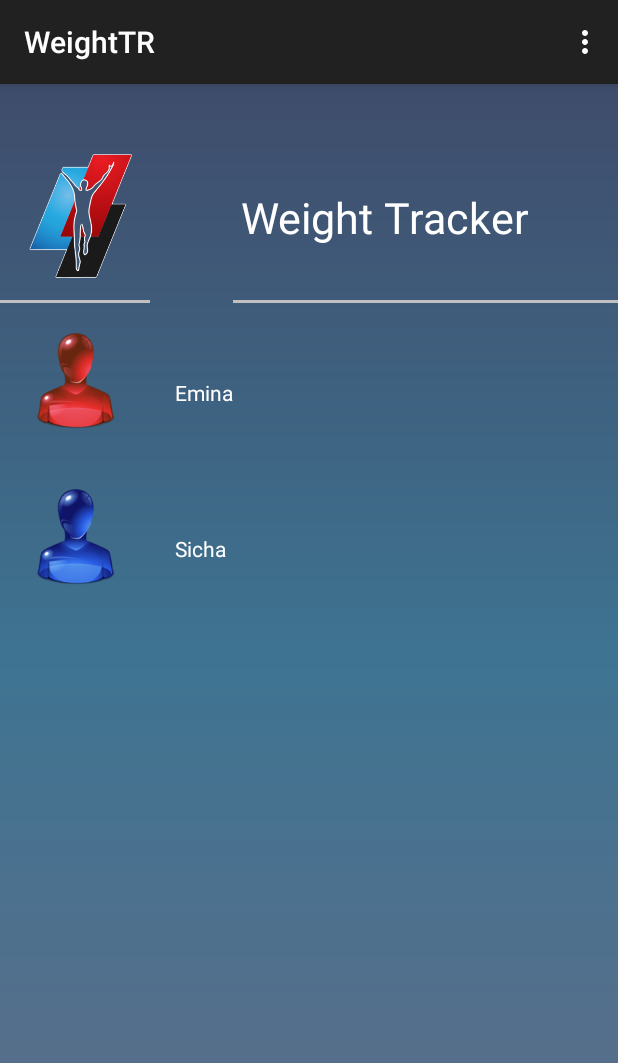
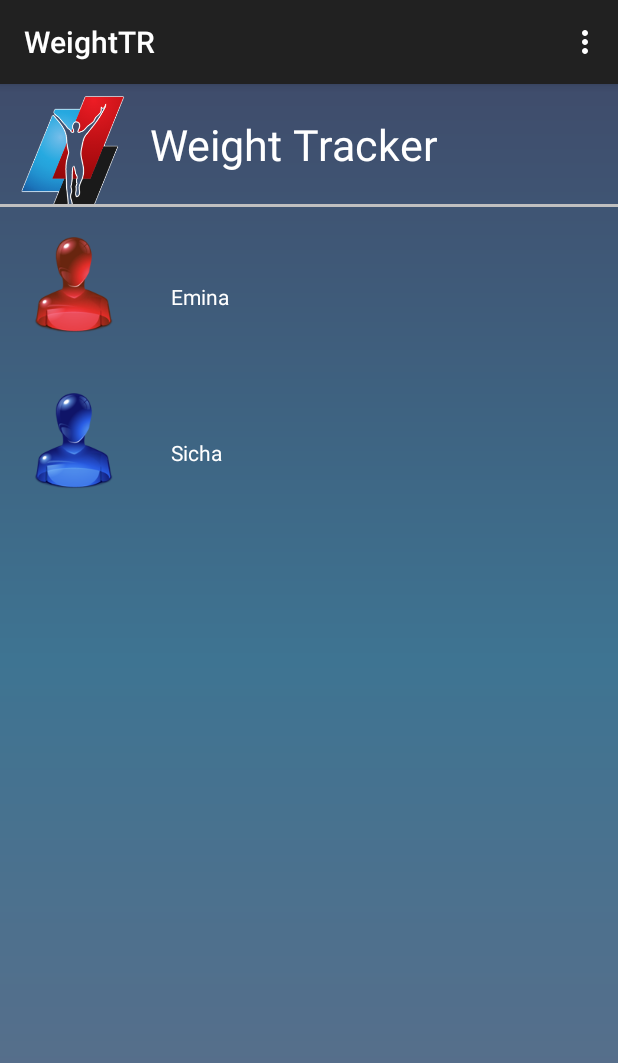
Before and after one commit to CicakSenad-Fit/WeightTR, an Android app: the screen it shows after launch (MainActivity), on a phone screen of 412 x 824 dp. Shown: the top 1063 px of the screen. Run offline under Robolectric (Android 15) with nearby library versions, the phone set to English and light mode, and no system bars.

Commit message:
Layout's do-over for better alignment and control

```diff
--- a/app/src/main/java/com/weighttr/sicha/weighttr/MainActivity.java
+++ b/app/src/main/java/com/weighttr/sicha/weighttr/MainActivity.java
@@ -1,5 +1,6 @@
 package com.weighttr.sicha.weighttr;
 
+import android.app.ActionBar;
 import android.graphics.Color;
 import android.media.Image;
 import android.support.v7.app.ActionBarActivity;
@@ -11,8 +12,10 @@ import android.view.Menu;
 import android.view.MenuItem;
 import android.view.View;
 import android.view.ViewGroup;
+import android.widget.GridLayout;
 import android.widget.ImageView;
 import android.widget.LinearLayout;
+import android.widget.RelativeLayout;
 import android.widget.TableLayout;
 import android.widget.TableRow;
 import android.widget.TextView;
@@ -99,8 +102,7 @@ public class MainActivity extends ActionBarActivity {
         }
 
         try {
-            TableLayout tableLayout = (TableLayout)findViewById(R.id.tbly_mainLayout);
-            tableLayout.setPadding(0, 50 , 0, 0);
+            LinearLayout mainLayout = (LinearLayout)findViewById(R.id.tbly_mainLayout);
 
             if (!users.isEmpty())
                 _users = users;
@@ -109,9 +111,11 @@ public class MainActivity extends ActionBarActivity {
             {
                 for (int i = 0; i < _users.size(); i++)
                 {
-                    TableRow tableRow = new TableRow(this);
-                    tableRow.setLayoutParams(new TableRow.LayoutParams(ViewGroup.LayoutParams.WRAP_CONTENT, 200));
-                    tableRow.setPadding(0, 30, 0 , 30);
+                    TableRow tmpTableRow = new TableRow(this);
+                    LinearLayout tmpLinearLayout = new LinearLayout(this);
+                    tmpLinearLayout.setOrientation(LinearLayout.HORIZONTAL);
+
+                    tmpTableRow.setPadding(0, 30, 0, 30);
 
                     ImageView imgUserAvatar = new ImageView(this);
 
@@ -129,10 +133,11 @@ public class MainActivity extends ActionBarActivity {
                     txtViewUserName.setGravity(Gravity.CENTER_VERTICAL);
                     txtViewUserName.setPadding(25, 45, 0, 0);
 
-                    tableRow.addView(imgUserAvatar);
-                    tableRow.addView(txtViewUserName);
+                    tmpLinearLayout.addView(imgUserAvatar);
+                    tmpLinearLayout.addView(txtViewUserName);
 
-                    tableLayout.addView(tableRow);
+                    tmpTableRow.addView(tmpLinearLayout);
+                    mainLayout.addView(tmpTableRow);
                 }
             }
         }
--- a/app/src/main/res/layout/activity_main.xml
+++ b/app/src/main/res/layout/activity_main.xml
@@ -1,25 +1,24 @@
 <LinearLayout xmlns:android="http://schemas.android.com/apk/res/android"
     xmlns:tools="http://schemas.android.com/tools"
     android:background="@drawable/gradient_bg"
-    android:layout_width="match_parent"
-    android:layout_height="match_parent"
-    android:orientation="horizontal">
-
-    <TableLayout
-        android:layout_width="match_parent"
-        android:layout_height="match_parent"
+    android:layout_width="fill_parent"
+    android:layout_height="fill_parent"
+    android:orientation="vertical"
     android:layout_gravity="center_vertical"
     android:id="@+id/tbly_mainLayout"
     android:layout_margin="0dp"
     android:layout_weight="1">
 
 
-        <!-- 2 columns -->
     <TableRow
+        android:layout_width="fill_parent"
+        android:layout_height="80dp">
+
+        <LinearLayout
             android:id="@+id/tblRow_header"
-            android:layout_width="wrap_content"
-            android:layout_height="wrap_content"
-            android:padding="5dip" >
+            android:orientation="horizontal"
+            android:layout_width="fill_parent"
+            android:layout_height="fill_parent">
 
                 <ImageView
                     android:layout_width="150px"
@@ -39,33 +38,26 @@
                     android:textColor="#ffffffff"
                     android:textSize="13pt"
                     android:shadowColor="#ffa0a0a0"
-                android:gravity="fill_horizontal|center_vertical|center_horizontal"
-                android:layout_gravity="center_vertical" />
+                    android:layout_gravity="center_vertical"
+                    android:layout_centerVertical="true"
+                    android:layout_alignParentEnd="false"
+                    android:layout_alignParentStart="false"
+                    android:layout_alignParentRight="false"
+                    android:layout_toRightOf="@+id/imgLogoWT" />
+
+            </LinearLayout>
 
     </TableRow>
 
     <TableRow
         android:layout_width="fill_parent"
-            android:layout_height="fill_parent">
+        android:layout_height="2dp">
+
         <View
             android:layout_width="fill_parent"
             android:layout_height="2dp"
             android:background="#c0c0c0"
             android:layout_column="0" />
-            <View
-                android:layout_width="fill_parent"
-                android:layout_height="2dp"
-                android:background="#c0c0c0"
-                android:layout_column="3" />
-            <View
-                android:layout_width="wrap_content"
-                android:layout_height="2dp"
-                android:background="#c0c0c0"
-                android:layout_column="3" />
+
         </TableRow>
-
-        <!-- edittext span 2 column -->
-
-    </TableLayout>
-
 </LinearLayout>
```
Lines whose indentation alone changed are shown as unchanged.
